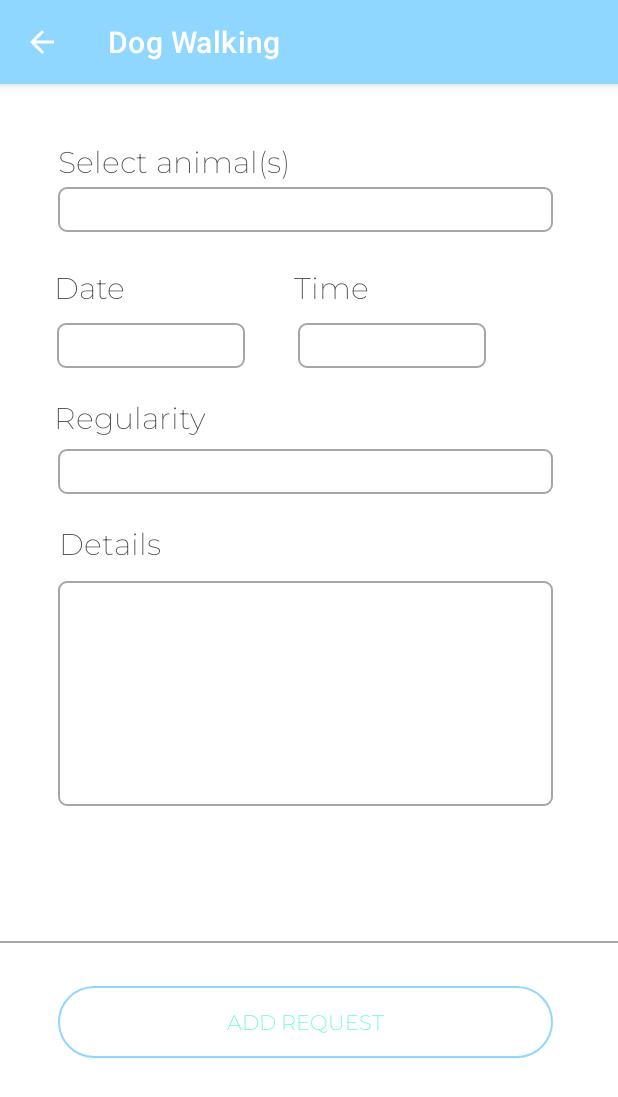
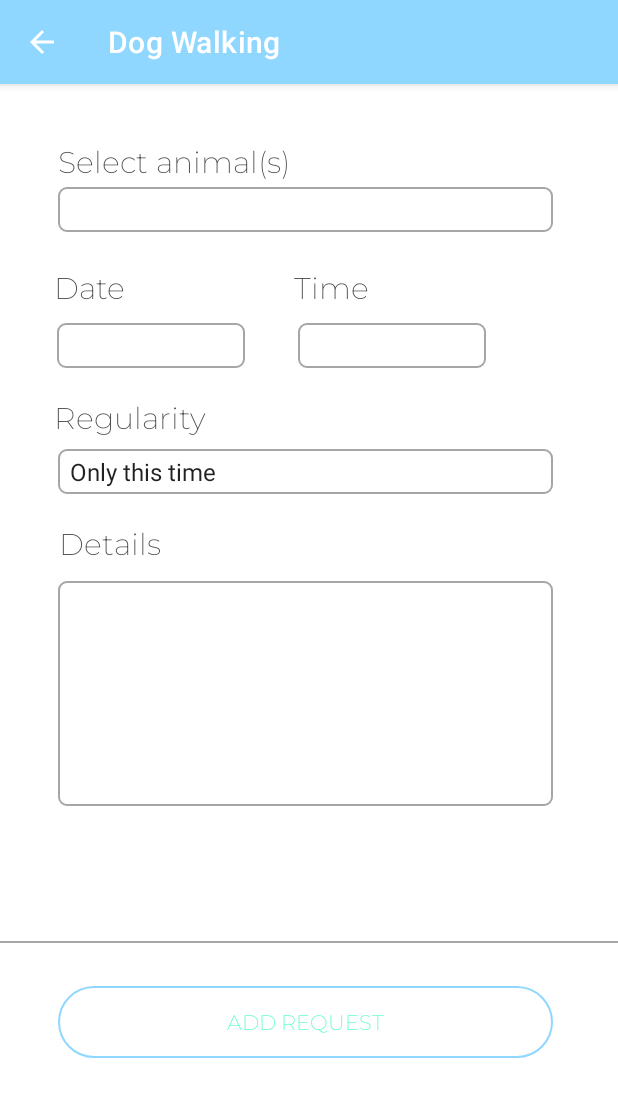
Before and after one commit to diogopjesus/PetSitter, an Android app: the DogWalkingRequest screen opened directly, with no data from a screen before it, on a phone screen of 412 x 824 dp. Shown: the top 1097 px of the screen. Run offline under Robolectric (Android 15) with nearby library versions, the phone set to English and light mode, and no system bars; libraries missing offline, so code that uses them is left out: org.json.simple; 19 statements that could not run were skipped.

Commit message:
Dog Walking Request

```diff
--- a/app/src/main/java/com/example/petsitter/DB.java
+++ b/app/src/main/java/com/example/petsitter/DB.java
@@ -130,7 +130,7 @@
         return -1;
     }
 
-    public static int addAnimal(String type, String sex, String breed, String name, double size, String description, ArrayList<String> images) throws JSONException {
+    public static int addAnimal(String type, String sex, String breed, String name, double size, String description, ArrayList<String> images) {
         JSONObject entry = new JSONObject();
         entry.put("type", type);
         entry.put("sex", sex);
--- a/app/src/main/java/com/example/petsitter/MainActivity.java
+++ b/app/src/main/java/com/example/petsitter/MainActivity.java
@@ -50,7 +50,7 @@
             @Override
             public void run() {
                 try {
-                    Intent intent = new Intent(getApplicationContext(),PetOwner_HomePage.class);
+                    Intent intent = new Intent(getApplicationContext(),LoginActivity.class);
                     startActivity(intent);
                 } catch (Exception e) {
                     e.printStackTrace();
--- a/app/src/main/java/com/example/petsitter/RecyclerViewPetOwnerRequestsAdapter.java
+++ b/app/src/main/java/com/example/petsitter/RecyclerViewPetOwnerRequestsAdapter.java
@@ -38,8 +38,8 @@
 
         holder.serviceType.setText(serviceType);
         holder.animalName.setText(animalName);
-        holder.time.setText(time);
-        holder.numberOfCandidates.setText(nOfCandidates);
+        holder.time.setText("Time Left: " + time + " days");
+        holder.numberOfCandidates.setText("Number of Candidates: " +nOfCandidates);
     }
 
     @Override
--- a/app/src/main/res/layout/add_animal.xml
+++ b/app/src/main/res/layout/add_animal.xml
@@ -183,7 +183,7 @@
                 app:layout_constraintTop_toBottomOf="@+id/animalBreed" />
 
             <androidx.appcompat.widget.AppCompatButton
-                android:id="@+id/createAccount_btn"
+                android:id="@+id/addAnimal_btn"
                 android:layout_width="330dp"
                 android:layout_height="48dp"
                 android:layout_marginTop="56dp"
--- a/app/src/main/res/layout/dogwalking_request.xml
+++ b/app/src/main/res/layout/dogwalking_request.xml
@@ -21,12 +21,13 @@
         app:layout_constraintVertical_bias="0.052" />
 
     <Spinner
-        android:id="@+id/spinner"
+        android:id="@+id/animalsSpinner"
         android:layout_width="330dp"
         android:layout_height="30dp"
         android:layout_marginTop="4dp"
         android:background="@drawable/rounded_corner_text_grey"
         android:textColor="#a6a6a6"
+        android:fontFamily="@font/montserrat"
         android:textSize="20sp"
         app:layout_constraintEnd_toEndOf="parent"
         app:layout_constraintHorizontal_bias="0.469"
@@ -44,7 +45,7 @@
         android:textColor="#4F4F4F"
         android:textSize="20sp"
         app:layout_constraintStart_toStartOf="parent"
-        app:layout_constraintTop_toBottomOf="@+id/spinner" />
+        app:layout_constraintTop_toBottomOf="@+id/animalsSpinner" />
 
     <TextView
         android:id="@+id/textView11"
@@ -59,32 +60,31 @@
         app:layout_constraintEnd_toEndOf="parent"
         app:layout_constraintHorizontal_bias="0.108"
         app:layout_constraintStart_toEndOf="@+id/textView12"
-        app:layout_constraintTop_toBottomOf="@+id/spinner" />
+        app:layout_constraintTop_toBottomOf="@+id/animalsSpinner" />
 
     <EditText
-        android:id="@+id/editTextDate"
+        android:id="@+id/requestDate"
         android:layout_width="125dp"
         android:layout_height="30dp"
         android:background="@drawable/rounded_corner_text_grey"
-        android:ems="10"
         android:inputType="date"
         android:textColor="#a6a6a6"
         android:textSize="20sp"
         app:layout_constraintBottom_toBottomOf="parent"
-        app:layout_constraintEnd_toStartOf="@+id/editTextDate2"
+        app:layout_constraintEnd_toStartOf="@+id/requestTime"
         app:layout_constraintHorizontal_bias="0.52"
         app:layout_constraintStart_toStartOf="parent"
         app:layout_constraintTop_toBottomOf="@+id/textView12"
         app:layout_constraintVertical_bias="0.018" />
 
     <EditText
-        android:id="@+id/editTextDate2"
+        android:id="@+id/requestTime"
         android:layout_width="125dp"
         android:layout_height="30dp"
         android:layout_marginEnd="88dp"
         android:background="@drawable/rounded_corner_text_grey"
         android:ems="10"
-        android:inputType="date"
+        android:inputType="time"
         android:textColor="#a6a6a6"
         android:textSize="20sp"
         app:layout_constraintBottom_toBottomOf="parent"
@@ -105,16 +105,17 @@
         app:layout_constraintEnd_toEndOf="parent"
         app:layout_constraintHorizontal_bias="0.116"
         app:layout_constraintStart_toStartOf="parent"
-        app:layout_constraintTop_toBottomOf="@+id/editTextDate" />
+        app:layout_constraintTop_toBottomOf="@+id/requestTime" />
 
     <Spinner
-        android:id="@+id/spinner2"
+        android:id="@+id/regularitySpinner"
         android:layout_width="330dp"
         android:layout_height="30dp"
         android:layout_marginTop="8dp"
         android:background="@drawable/rounded_corner_text_grey"
         android:textColor="#a6a6a6"
         android:textSize="20sp"
+        android:fontFamily="@font/montserrat"
         app:layout_constraintEnd_toEndOf="parent"
         app:layout_constraintHorizontal_bias="0.469"
         app:layout_constraintStart_toStartOf="parent"
@@ -132,16 +133,16 @@
         app:layout_constraintEnd_toEndOf="parent"
         app:layout_constraintHorizontal_bias="0.114"
         app:layout_constraintStart_toStartOf="parent"
-        app:layout_constraintTop_toBottomOf="@+id/spinner2" />
+        app:layout_constraintTop_toBottomOf="@+id/regularitySpinner" />
 
     <EditText
-        android:id="@+id/editTextTextPersonName4"
+        android:id="@+id/requestDetails"
         android:layout_width="330dp"
         android:layout_height="150dp"
         android:layout_marginTop="12dp"
         android:background="@drawable/rounded_corner_text_grey"
         android:ems="10"
-        android:inputType="textPersonName"
+        android:inputType="textMultiLine"
         android:textColor="#a6a6a6"
         android:textSize="20sp"
         app:layout_constraintEnd_toEndOf="parent"
@@ -153,14 +154,14 @@
         android:layout_width="413dp"
         android:layout_height="1dp"
         android:background="#a6a6a6"
-        app:layout_constraintBottom_toTopOf="@+id/createAccount_btn"
+        app:layout_constraintBottom_toTopOf="@+id/add_DogWalkingRequest"
         app:layout_constraintEnd_toEndOf="parent"
         app:layout_constraintStart_toStartOf="parent"
-        app:layout_constraintTop_toBottomOf="@+id/editTextTextPersonName4"
+        app:layout_constraintTop_toBottomOf="@+id/requestDetails"
         app:layout_constraintVertical_bias="0.756" />
 
     <androidx.appcompat.widget.AppCompatButton
-        android:id="@+id/createAccount_btn"
+        android:id="@+id/add_DogWalkingRequest"
         android:layout_width="330dp"
         android:layout_height="48dp"
         android:layout_marginTop="120dp"
@@ -168,10 +169,11 @@
         android:fontFamily="@font/montserrat"
         android:onClick="onClickEvent"
         android:text="Add Request"
+        android:textStyle="bold"
         android:textColor="@color/sea_green_crayola"
         app:layout_constraintEnd_toEndOf="parent"
         app:layout_constraintHorizontal_bias="0.469"
         app:layout_constraintStart_toStartOf="parent"
-        app:layout_constraintTop_toBottomOf="@+id/editTextTextPersonName4" />
+        app:layout_constraintTop_toBottomOf="@+id/requestDetails" />
 
 </androidx.constraintlayout.widget.ConstraintLayout>
--- a/app/src/main/res/layout/myrequests_petowner.xml
+++ b/app/src/main/res/layout/myrequests_petowner.xml
@@ -79,7 +79,7 @@
     <androidx.viewpager2.widget.ViewPager2
         android:id="@+id/viewpager"
         android:layout_width="match_parent"
-        android:layout_height="wrap_content"
+        android:layout_height="0dp"
         app:layout_constraintBottom_toBottomOf="parent"
         app:layout_constraintEnd_toEndOf="parent"
         app:layout_constraintStart_toStartOf="parent"
```
Also changed, not shown: app/src/main/java/com/example/petsitter/AddAnimal.java (+9 -9 lines), app/src/main/java/com/example/petsitter/DogWalkingRequest.java (+28 -17 lines), app/src/main/java/com/example/petsitter/RequestsFragment.java (+32 -15 lines), app/src/main/java/com/example/petsitter/ViewPagerAdapter.java (+5 -3 lines), app/src/main/res/layout/recyclerview_requests_petowner.xml (+21 -19 lines).
